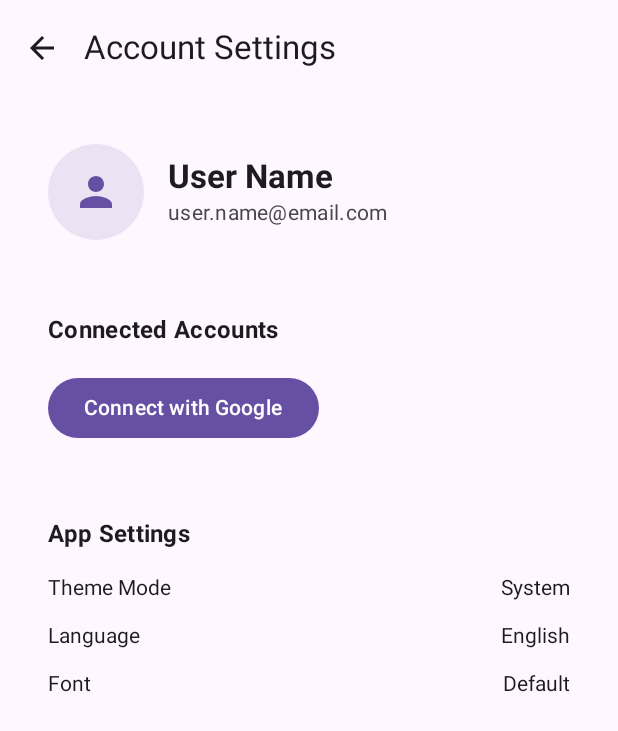
After one commit to phamnhantucode/sensei-DATN-android, an Android app built with Jetpack Compose: the AccountSettingsScreen screen opened through its navigation route, on a phone screen of 412 x 824 dp. The commit adds this screen. Shown: the top 731 px of the screen. Run offline under Robolectric (Android 15) with nearby library versions, the phone set to English and light mode, and no system bars; pictures from the network do not load.

Commit message:
feat: UI account setting screen

```diff
--- /dev/null
+++ b/app/src/main/java/com/phamnhantucode/aicareercoach/ui/accountsettings/AccountSettingsScreen.kt
@@ -0,0 +1,307 @@
+package com.phamnhantucode.aicareercoach.ui.accountsettings
+
+import androidx.compose.foundation.background
+import androidx.compose.foundation.clickable
+import androidx.compose.foundation.layout.Arrangement
+import androidx.compose.foundation.layout.Box
+import androidx.compose.foundation.layout.Column
+import androidx.compose.foundation.layout.Row
+import androidx.compose.foundation.layout.Spacer
+import androidx.compose.foundation.layout.fillMaxSize
+import androidx.compose.foundation.layout.fillMaxWidth
+import androidx.compose.foundation.layout.height
+import androidx.compose.foundation.layout.padding
+import androidx.compose.foundation.layout.size
+import androidx.compose.foundation.layout.width
+import androidx.compose.foundation.rememberScrollState
+import androidx.compose.foundation.shape.CircleShape
+import androidx.compose.foundation.verticalScroll
+import androidx.compose.material.icons.Icons
+import androidx.compose.material.icons.filled.ArrowBack
+import androidx.compose.material.icons.filled.Person
+import androidx.compose.material3.Button
+import androidx.compose.material3.Card
+import androidx.compose.material3.CardDefaults
+import androidx.compose.material3.DropdownMenu
+import androidx.compose.material3.DropdownMenuItem
+import androidx.compose.material3.ExperimentalMaterial3Api
+import androidx.compose.material3.Icon
+import androidx.compose.material3.IconButton
+import androidx.compose.material3.MaterialTheme
+import androidx.compose.material3.Scaffold
+import androidx.compose.material3.Text
+import androidx.compose.material3.TopAppBar
+import androidx.compose.runtime.Composable
+import androidx.compose.runtime.getValue
+import androidx.compose.runtime.mutableStateOf
+import androidx.compose.runtime.remember
+import androidx.compose.runtime.setValue
+import androidx.compose.ui.Alignment
+import androidx.compose.ui.Modifier
+import androidx.compose.ui.draw.clip
+import androidx.compose.ui.text.font.FontWeight
+import androidx.compose.ui.tooling.preview.Preview
+import androidx.compose.ui.unit.dp
+import com.phamnhantucode.aicareercoach.ui.theme.AppTheme
+
+@OptIn(ExperimentalMaterial3Api::class)
+@Composable
+fun AccountSettingsScreen(onBack: () -> Unit) {
+    Scaffold(
+        topBar = {
+            TopAppBar(
+                title = { Text("Account Settings") },
+                navigationIcon = {
+                    IconButton(onClick = onBack) {
+                        Icon(Icons.Default.ArrowBack, contentDescription = "Back")
+                    }
+                }
+            )
+        }
+    ) { paddingValues ->
+        Column(
+            modifier = Modifier
+                .fillMaxSize()
+                .padding(paddingValues)
+                .verticalScroll(rememberScrollState())
+                .padding(16.dp)
+        ) {
+            ProfileSection()
+            Spacer(modifier = Modifier.height(16.dp))
+            ConnectedAccountsSection()
+            Spacer(modifier = Modifier.height(16.dp))
+            AppSettingsSection()
+        }
+    }
+}
+
+@Composable
+fun ProfileSection() {
+    Card(
+        modifier = Modifier.fillMaxWidth(),
+        colors = CardDefaults.cardColors(
+            containerColor = MaterialTheme.colorScheme.surface
+        )
+    ) {
+        Row(
+            modifier = Modifier
+                .fillMaxWidth()
+                .padding(16.dp),
+            verticalAlignment = Alignment.CenterVertically
+        ) {
+            Box(
+                modifier = Modifier
+                    .size(64.dp)
+                    .clip(CircleShape)
+                    .background(MaterialTheme.colorScheme.primary.copy(alpha = 0.12f)),
+                contentAlignment = Alignment.Center
+            ) {
+                Icon(
+                    imageVector = Icons.Filled.Person,
+                    contentDescription = "User avatar",
+                    modifier = Modifier.size(32.dp),
+                    tint = MaterialTheme.colorScheme.primary
+                )
+            }
+            Spacer(modifier = Modifier.width(16.dp))
+            Column {
+                Text(
+                    text = "User Name",
+                    style = MaterialTheme.typography.titleLarge,
+                    fontWeight = FontWeight.Bold
+                )
+                Text(
+                    text = "user.name@email.com",
+                    style = MaterialTheme.typography.bodyMedium,
+                    color = MaterialTheme.colorScheme.onSurfaceVariant
+                )
+            }
+        }
+    }
+}
+
+@Composable
+fun ConnectedAccountsSection() {
+    Card(
+        modifier = Modifier.fillMaxWidth(),
+        colors = CardDefaults.cardColors(
+            containerColor = MaterialTheme.colorScheme.surface
+        )
+    ) {
+        Column(
+            modifier = Modifier
+                .fillMaxWidth()
+                .padding(16.dp)
+        ) {
+            Text(
+                text = "Connected Accounts",
+                style = MaterialTheme.typography.titleMedium,
+                fontWeight = FontWeight.Bold
+            )
+            Spacer(modifier = Modifier.height(16.dp))
+            Button(onClick = { /*TODO*/ }) {
+                Text("Connect with Google")
+            }
+        }
+    }
+}
+
+@Composable
+fun AppSettingsSection() {
+    Card(
+        modifier = Modifier.fillMaxWidth(),
+        colors = CardDefaults.cardColors(
+            containerColor = MaterialTheme.colorScheme.surface
+        )
+    ) {
+        Column(
+            modifier = Modifier
+                .fillMaxWidth()
+                .padding(16.dp)
+        ) {
+            Text(
+                text = "App Settings",
+                style = MaterialTheme.typography.titleMedium,
+                fontWeight = FontWeight.Bold
+            )
+            Spacer(modifier = Modifier.height(16.dp))
+            ThemeModeSelector()
+            Spacer(modifier = Modifier.height(16.dp))
+            LanguageSelector()
+            Spacer(modifier = Modifier.height(16.dp))
+            FontSelector()
+        }
+    }
+}
+
+@Composable
+fun ThemeModeSelector() {
+    var expanded by remember { mutableStateOf(false) }
+    var selectedTheme by remember { mutableStateOf("System") }
+
+    Row(
+        modifier = Modifier.fillMaxWidth(),
+        horizontalArrangement = Arrangement.SpaceBetween,
+        verticalAlignment = Alignment.CenterVertically
+    ) {
+        Text("Theme Mode")
+        Box {
+            Text(
+                text = selectedTheme,
+                modifier = Modifier.clickable { expanded = true }
+            )
+            DropdownMenu(
+                expanded = expanded,
+                onDismissRequest = { expanded = false }
+            ) {
+                DropdownMenuItem(
+                    text = { Text("Light") },
+                    onClick = {
+                        selectedTheme = "Light"
+                        expanded = false
+                    }
+                )
+                DropdownMenuItem(
+                    text = { Text("Dark") },
+                    onClick = {
+                        selectedTheme = "Dark"
+                        expanded = false
+                    }
+                )
+                DropdownMenuItem(
+                    text = { Text("System") },
+                    onClick = {
+                        selectedTheme = "System"
+                        expanded = false
+                    }
+                )
+            }
+        }
+    }
+}
+
+@Composable
+fun LanguageSelector() {
+    var expanded by remember { mutableStateOf(false) }
+    var selectedLanguage by remember { mutableStateOf("English") }
+
+    Row(
+        modifier = Modifier.fillMaxWidth(),
+        horizontalArrangement = Arrangement.SpaceBetween,
+        verticalAlignment = Alignment.CenterVertically
+    ) {
+        Text("Language")
+        Box {
+            Text(
+                text = selectedLanguage,
+                modifier = Modifier.clickable { expanded = true }
+            )
+            DropdownMenu(
+                expanded = expanded,
+                onDismissRequest = { expanded = false }
+            ) {
+                DropdownMenuItem(
+                    text = { Text("English") },
+                    onClick = {
+                        selectedLanguage = "English"
+                        expanded = false
+                    }
+                )
+                DropdownMenuItem(
+                    text = { Text("Spanish") },
+                    onClick = {
+                        selectedLanguage = "Spanish"
+                        expanded = false
+                    }
+                )
+            }
+        }
+    }
+}
+
+@Composable
+fun FontSelector() {
+    var expanded by remember { mutableStateOf(false) }
+    var selectedFont by remember { mutableStateOf("Default") }
+
+    Row(
+        modifier = Modifier.fillMaxWidth(),
+        horizontalArrangement = Arrangement.SpaceBetween,
+        verticalAlignment = Alignment.CenterVertically
+    ) {
+        Text("Font")
+        Box {
+            Text(
+                text = selectedFont,
+                modifier = Modifier.clickable { expanded = true }
+            )
+            DropdownMenu(
+                expanded = expanded,
+                onDismissRequest = { expanded = false }
+            ) {
+                DropdownMenuItem(
+                    text = { Text("Default") },
+                    onClick = {
+                        selectedFont = "Default"
+                        expanded = false
+                    }
+                )
+                DropdownMenuItem(
+                    text = { Text("Serif") },
+                    onClick = {
+                        selectedFont = "Serif"
+                        expanded = false
+                    }
+                )
+            }
+        }
+    }
+}
+
+@Preview(showBackground = true)
+@Composable
+fun AccountSettingsScreenPreview() {
+    AppTheme {
+        AccountSettingsScreen { }
+    }
+}
--- /dev/null
+++ b/app/src/main/java/com/phamnhantucode/aicareercoach/ui/accountsettings/AccountSettingsViewModel.kt
@@ -0,0 +1,6 @@
+package com.phamnhantucode.aicareercoach.ui.accountsettings
+
+import androidx.lifecycle.ViewModel
+
+class AccountSettingsViewModel : ViewModel() {
+}
--- a/app/src/main/java/com/phamnhantucode/aicareercoach/ui/industryinsights/IndustryInsights.kt
+++ b/app/src/main/java/com/phamnhantucode/aicareercoach/ui/industryinsights/IndustryInsights.kt
@@ -1,6 +1,7 @@
 package com.phamnhantucode.aicareercoach.ui.industryinsights
 
 import androidx.compose.foundation.background
+import androidx.compose.foundation.clickable
 import androidx.compose.foundation.layout.Arrangement
 import androidx.compose.foundation.layout.Box
 import androidx.compose.foundation.layout.Column
@@ -103,7 +104,8 @@ private data class SalaryRange(
 fun IndustryInsightsScreen(
     onNavigateToResumeBuilder: () -> Unit = {},
     onNavigateToInterviewPrep: () -> Unit = {},
-    onNavigateToCoverLetter: () -> Unit = {}
+    onNavigateToCoverLetter: () -> Unit = {},
+    onNavigateToAccountSettings: () -> Unit = {}
 ) {
     var darkTheme by remember { mutableStateOf(true) }
     val insightMap = remember { sampleInsights() }
@@ -126,7 +128,8 @@ fun IndustryInsightsScreen(
                     onThemeToggle = { darkTheme = !darkTheme },
                     onNavigateToResumeBuilder = onNavigateToResumeBuilder,
                     onNavigateToInterviewPrep = onNavigateToInterviewPrep,
-                    onNavigateToCoverLetter = onNavigateToCoverLetter
+                    onNavigateToCoverLetter = onNavigateToCoverLetter,
+                    onNavigateToAccountSettings = onNavigateToAccountSettings
                 )
 
                 Spacer(modifier = Modifier.height(16.dp))
@@ -167,7 +170,8 @@ private fun HeaderSection(
     onThemeToggle: () -> Unit,
     onNavigateToResumeBuilder: () -> Unit,
     onNavigateToInterviewPrep: () -> Unit,
-    onNavigateToCoverLetter: () -> Unit
+    onNavigateToCoverLetter: () -> Unit,
+    onNavigateToAccountSettings: () -> Unit
 ) {
     var growthToolsExpanded by remember { mutableStateOf(false) }
     var growthToolsButtonWidth by remember { mutableStateOf(0) }
@@ -198,7 +202,8 @@ private fun HeaderSection(
                         .background(
                             color = MaterialTheme.colorScheme.primary.copy(alpha = 0.12f),
                             shape = CircleShape
-                        ),
+                        )
+                        .clickable { onNavigateToAccountSettings() },
                     contentAlignment = Alignment.Center
                 ) {
                     Surface(
@@ -1032,5 +1037,5 @@ private fun sampleInsights(): Map<String, IndustryInsight> {
 @Composable
 @Preview(showBackground = true)
 private fun IndustryInsightsScreenPreview() {
-    IndustryInsightsScreen()
+    IndustryInsightsScreen(onNavigateToAccountSettings = { })
 }
--- a/app/src/main/java/com/phamnhantucode/aicareercoach/ui/navigation/AppNavigation.kt
+++ b/app/src/main/java/com/phamnhantucode/aicareercoach/ui/navigation/AppNavigation.kt
@@ -6,6 +6,7 @@ import androidx.navigation.compose.NavHost
 import androidx.navigation.compose.composable
 import androidx.navigation.compose.rememberNavController
 import androidx.navigation.navArgument
+import com.phamnhantucode.aicareercoach.ui.accountsettings.AccountSettingsScreen
 import com.phamnhantucode.aicareercoach.ui.coverletter.CoverLetterScreen
 import com.phamnhantucode.aicareercoach.ui.coverletter.editor.CoverLetterEditorScreen
 import com.phamnhantucode.aicareercoach.ui.industryinsights.IndustryInsightsScreen
@@ -68,7 +69,16 @@ fun AppNavigation() {
                 },
                 onNavigateToCoverLetter = {
                     navController.navigate(Screen.CoverLetter.route)
+                },
+                onNavigateToAccountSettings = {
+                    navController.navigate(Screen.AccountSettings.route)
                 }
+            )
+        }
+
+        composable(Screen.AccountSettings.route) {
+            AccountSettingsScreen(
+                onBack = { navController.popBackStack() }
             )
         }
 
--- a/app/src/main/java/com/phamnhantucode/aicareercoach/ui/navigation/Navigation.kt
+++ b/app/src/main/java/com/phamnhantucode/aicareercoach/ui/navigation/Navigation.kt
@@ -10,6 +10,7 @@ sealed class Screen(val route: String) {
     object ResumeBuilder : Screen("resume_builder")
     object InterviewPrep : Screen("interview_prep")
     object CoverLetter : Screen("cover_letter")
+    object AccountSettings : Screen("account_settings")
     object CoverLetterEditor : Screen("cover_letter_editor") {
         private const val JobTitleArg = "jobTitle"
         private const val CompanyArg = "company"
```
